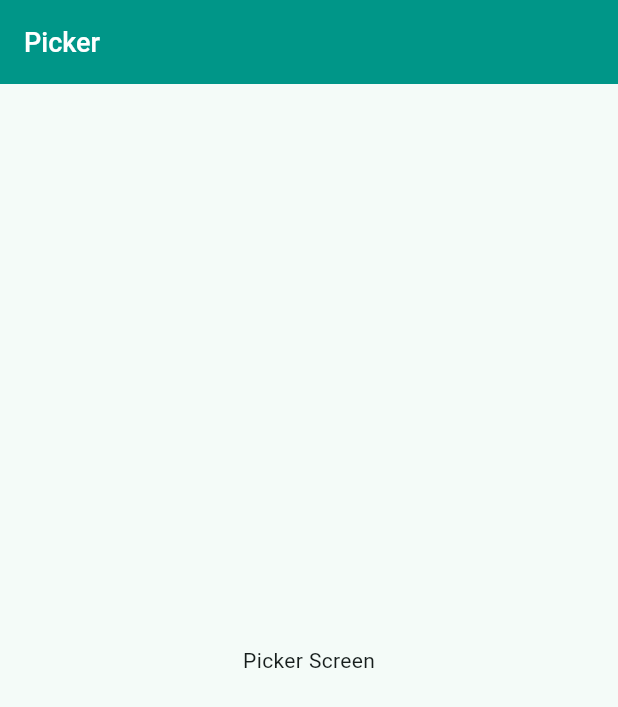
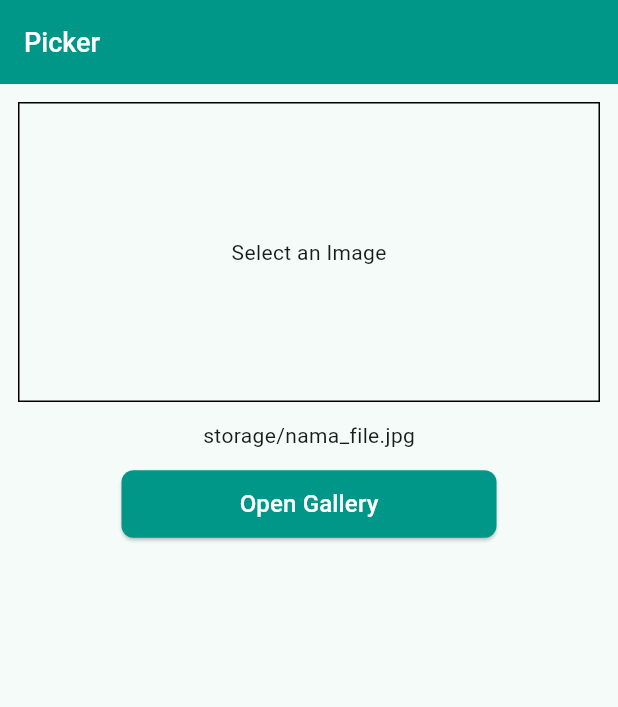
Before and after one commit to yoesuv/Riverpod-Playground, a Flutter app: the PickerScreen screen opened by its route, on a phone screen of 412 x 824 dp. Shown: the top 707 px of the screen. Run offline on Flutter 3.47's test engine with Material 2 defaults, Android fonts, the phone set to English and light mode, and no system bars; our stand-ins replace dio, email_validator, flutter_riverpod, formz, freezed_annotation, go_router and 1 more.

Commit message:
:art: ui picker screen

```diff
--- a/lib/src/menu/picker/picker_screen.dart
+++ b/lib/src/menu/picker/picker_screen.dart
@@ -1,4 +1,5 @@
 import 'package:flutter/material.dart';
+import 'package:riverpod_playground/src/widgets/my_button.dart';
 import 'package:riverpod_playground/src/widgets/title_app_bar.dart';
 
 class PickerScreen extends StatelessWidget {
@@ -15,10 +16,48 @@ class PickerScreen extends StatelessWidget {
         ),
       ),
       body: SafeArea(
-        child: Center(
-          child: Text('Picker Screen'),
+        child: Column(
+          mainAxisSize: MainAxisSize.min,
+          crossAxisAlignment: CrossAxisAlignment.center,
+          children: [
+            SizedBox(height: 12),
+            SizedBox(
+              width: double.infinity,
+              height: 200,
+              child: _emptyImage(),
+            ),
+            SizedBox(height: 12),
+            Text(
+              'storage/nama_file.jpg',
+              style: TextStyle(
+                fontSize: 14,
+              ),
+            ),
+            SizedBox(height: 12),
+            Center(
+              child: MyButton(
+                label: 'Open Gallery',
+                onPressed: () {},
+              ),
+            ),
+          ],
         ),
       ),
     );
   }
+
+  Widget _emptyImage() {
+    return Padding(
+      padding: const EdgeInsets.symmetric(horizontal: 12),
+      child: Container(
+        decoration: BoxDecoration(
+          border: Border.all(color: Colors.black),
+        ),
+        child: const Center(
+          child: Text('Select an Image'),
+        ),
+      ),
+    );
+  }
+
 }
```
